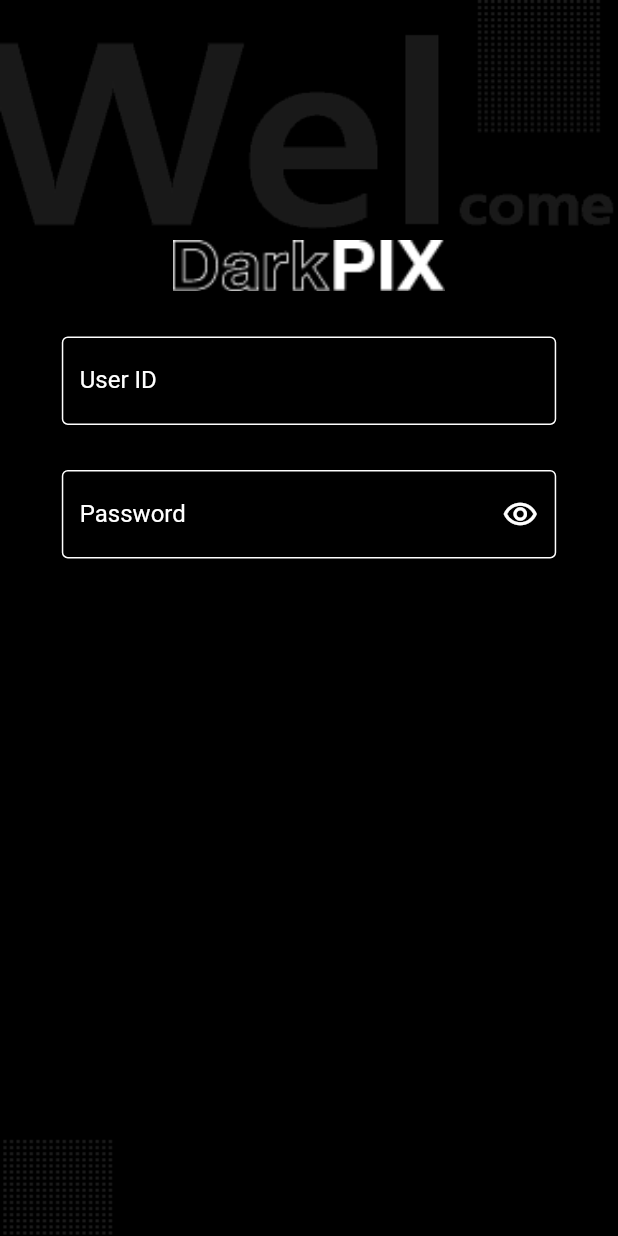
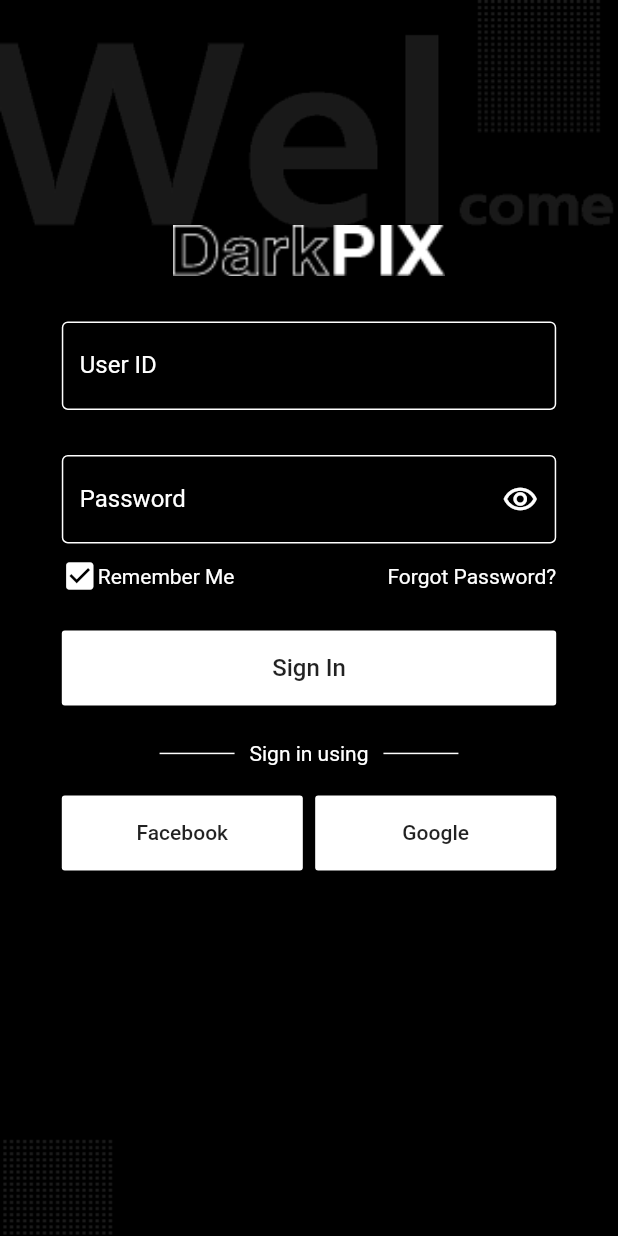
Before and after one commit to bluesky93128/darkPix_flutter, a Flutter app: the SignInScreen screen opened directly, on a phone screen of 412 x 824 dp. Run offline on Flutter 3.47's test engine with Material 2 defaults, Android fonts, the phone set to English and light mode, and no system bars; our stand-ins replace outline_material_icons, splashscreen.

Commit message:
add sign in page

```diff
--- a/lib/authentication/signin.dart
+++ b/lib/authentication/signin.dart
@@ -8,6 +8,7 @@ class SignInScreen extends StatefulWidget {
 
 class _SignInScreenState extends State<SignInScreen> {
   bool bShowPassword = false;
+  bool rememberMe = false;
 
   @override
   Widget build(BuildContext context) {
@@ -23,18 +24,12 @@ class _SignInScreenState extends State<SignInScreen> {
         ),
         child: Column(
           children: <Widget>[
-            // Image.asset(
-            //   'lib/assets/img/loginbg.png',
-            //   width: MediaQuery.of(context).size.width,
-            //   height: MediaQuery.of(context).size.height,
-            //   fit: BoxFit.fill,
-            // ),
             Row(
               mainAxisAlignment: MainAxisAlignment.center,
               crossAxisAlignment: CrossAxisAlignment.start,
               children: <Widget>[
                 Padding(
-                  padding: EdgeInsets.only(top: 160),
+                  padding: EdgeInsets.only(top: 150),
                   child: Image.asset(
                     'lib/assets/img/logo.png',
                     scale: 0.7,
@@ -95,8 +90,118 @@ class _SignInScreenState extends State<SignInScreen> {
                     ),
                   ),
                   autofocus: false,
-                  )),
                 ),
+              ),
+            ),
+            Row(
+              mainAxisAlignment: MainAxisAlignment.spaceBetween,
+              children: <Widget>[
+                Padding(
+                  padding: EdgeInsets.fromLTRB(
+                      MediaQuery.of(context).size.width * 0.1,
+                      10,
+                      MediaQuery.of(context).size.width * 0.1,
+                      0),
+                  child: GestureDetector(
+                    child: Row(
+                      children: <Widget>[
+                        rememberMe
+                            ? Icon(
+                                Icons.check_box_outline_blank,
+                                color: Colors.white,
+                              )
+                            : Icon(
+                                Icons.check_box,
+                                color: Colors.white,
+                              ),
+                        Text(
+                          'Remember Me',
+                          style: TextStyle(color: Colors.white),
+                        ),
+                      ],
+                    ),
+                    onTap: () {
+                      setState(() {
+                        rememberMe = !rememberMe;
+                      });
+                    },
+                  ),
+                ),
+                Padding(
+                  padding: EdgeInsets.fromLTRB(
+                      0, 10, MediaQuery.of(context).size.width * 0.1, 0),
+                  child: Text(
+                    'Forgot Password?',
+                    style: TextStyle(color: Colors.white),
+                  ),
+                )
+              ],
+            ),
+            Padding(
+              padding: EdgeInsets.only(top: 24),
+              child: SizedBox(
+                width: MediaQuery.of(context).size.width * 0.8,
+                height: 50,
+                child: RaisedButton(
+                  color: Colors.white,
+                  onPressed: () {},
+                  child: Text(
+                    'Sign In',
+                    style: TextStyle(fontSize: 16),
+                  ),
+                ),
+              ),
+            ),
+            Padding(
+              padding: EdgeInsets.only(top: 24),
+              child: Row(
+                mainAxisAlignment: MainAxisAlignment.center,
+                children: <Widget>[
+                  Padding(
+                    padding: EdgeInsets.symmetric(horizontal: 10),
+                    child: Container(
+                      height: 1,
+                      width: 50,
+                      color: Colors.white,
+                    ),
+                  ),
+                  Text(
+                    'Sign in using',
+                    style: TextStyle(color: Colors.white),
+                  ),
+                  Padding(
+                    padding: EdgeInsets.symmetric(horizontal: 10),
+                    child: Container(
+                      height: 1,
+                      width: 50,
+                      color: Colors.white,
+                    ),
+                  ),
+                ],
+              ),
+            ),
+            Padding(
+              padding: EdgeInsets.only(top: 20),
+              child: SizedBox(
+                width: MediaQuery.of(context).size.width * 0.8,
+                height: 50,
+                child: Row(
+                  mainAxisAlignment: MainAxisAlignment.spaceBetween,
+                  children: <Widget>[
+                    SizedBox(
+                      width: MediaQuery.of(context).size.width * 0.39,
+                      height: 50,
+                      child: RaisedButton(child: Text('Facebook'), color: Colors.white, onPressed: () {},),
+                    ),
+                    SizedBox(
+                      width: MediaQuery.of(context).size.width * 0.39,
+                      height: 50,
+                      child: RaisedButton(child: Text('Google'), color: Colors.white, onPressed: () {},),
+                    ),
+                  ],
+                ),
+              ),
+            )
           ],
         ),
       ),
```
Lines whose indentation alone changed are shown as unchanged.
